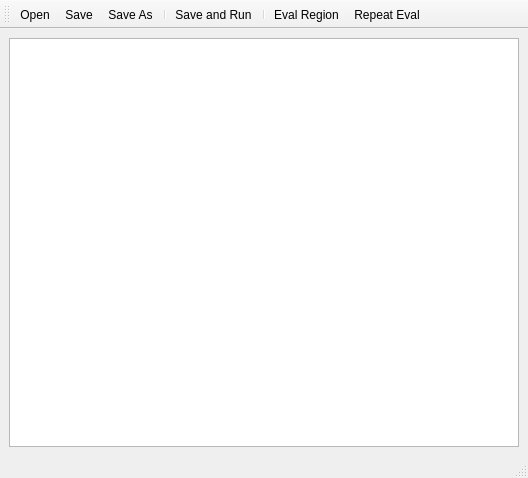
Above: examples/9-simple-lisp-editor/data/editor.ui from GitoriousLispBackup/eql before the change. Below: the same form after it.
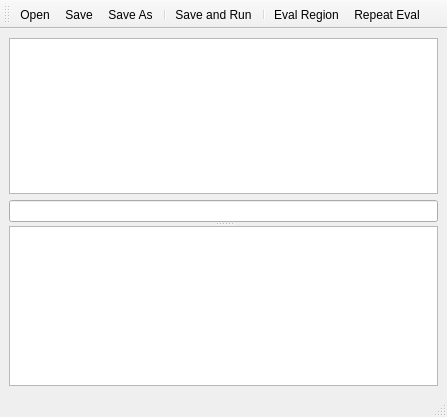
That is the form after the change.

Commit message: revision of error output in ecl_fun.cpp; update example 9

Patch:
```diff
--- a/examples/9-simple-lisp-editor/data/editor.ui
+++ b/examples/9-simple-lisp-editor/data/editor.ui
@@ -6,17 +6,32 @@
    <rect>
     <x>0</x>
     <y>0</y>
-    <width>528</width>
-    <height>478</height>
+    <width>447</width>
+    <height>417</height>
    </rect>
   </property>
   <property name="windowTitle">
    <string>MainWindow</string>
   </property>
   <widget class="QWidget" name="centralwidget">
-   <layout class="QVBoxLayout">
+   <layout class="QVBoxLayout" name="verticalLayout_2">
     <item>
-     <widget class="QTextEdit" name="editor"/>
+     <widget class="QSplitter" name="splitter">
+      <property name="orientation">
+       <enum>Qt::Vertical</enum>
+      </property>
+      <widget class="QWidget" name="">
+       <layout class="QVBoxLayout" name="verticalLayout">
+        <item>
+         <widget class="QTextEdit" name="editor"/>
+        </item>
+        <item>
+         <widget class="QLineEdit" name="command"/>
+        </item>
+       </layout>
+      </widget>
+      <widget class="QPlainTextEdit" name="output"/>
+     </widget>
     </item>
    </layout>
   </widget>
```
Left out of the diff: 2 changed lines with no effect on the pictures. The commit also changes 9 other files.
